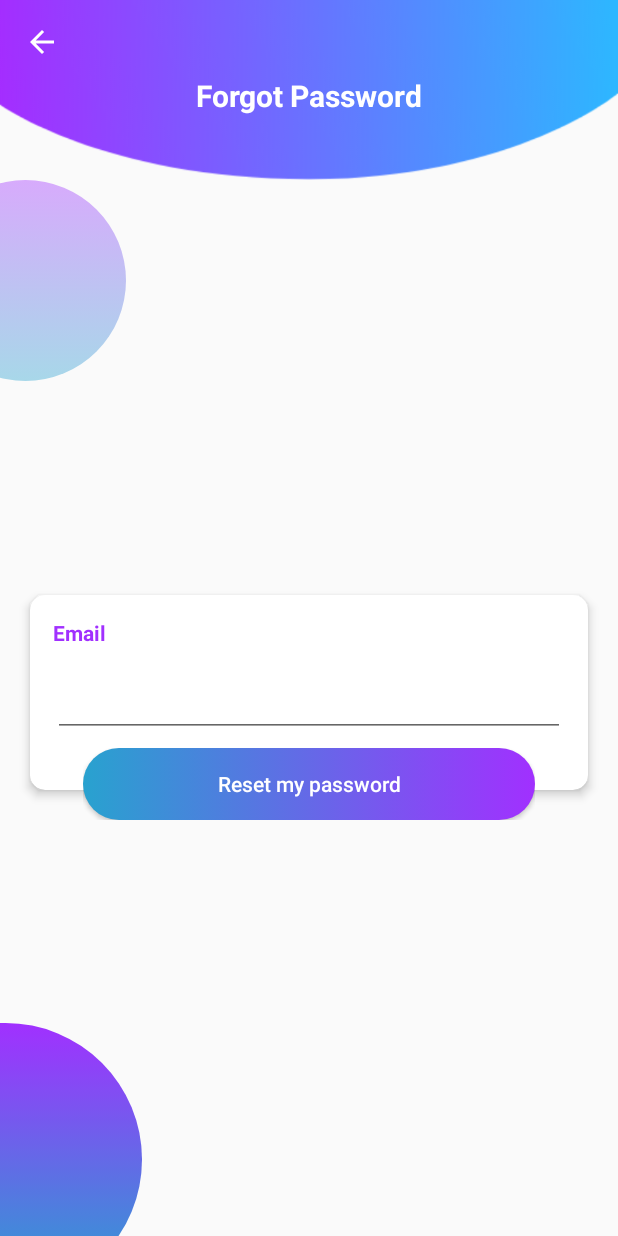
After one commit to vyom153069/Daily-Hisab, an Android app: the forgot_pass screen opened directly, with no data from a screen before it, on a phone screen of 412 x 824 dp. The commit adds this screen. Run offline under Robolectric (Android 15) with nearby library versions, the phone set to English and light mode, and no system bars; our stand-ins replace Firebase (no records; nobody signed in at launch, a user with empty details on screens opened directly).

Commit message:
forgot password added

```diff
--- a/app/src/main/java/vyomchandra/com/completeproject/MainActivity.java
+++ b/app/src/main/java/vyomchandra/com/completeproject/MainActivity.java
@@ -26,7 +26,7 @@ public class MainActivity extends AppCompatActivity {
     private EditText email,pass;
     private Button signin;
     private ImageButton signup;
-    TextView tvLogin;
+    TextView tvLogin,tvForgot;
 
     private FirebaseAuth firebaseAuth;
     private ProgressDialog progressDialog;
@@ -42,9 +42,12 @@ public class MainActivity extends AppCompatActivity {
         signup=findViewById(R.id.sign_up);
         signin=findViewById(R.id.sign_in);
         tvLogin=findViewById(R.id.tvLogin);
+        tvForgot=findViewById(R.id.tvForgot);
+
         firebaseAuth=FirebaseAuth.getInstance();
 
-        if(firebaseAuth.getCurrentUser()!=null)
+
+        if(firebaseAuth.getCurrentUser()!=null&&firebaseAuth.getCurrentUser().isEmailVerified())
         {
             startActivity(new Intent(this,HomeActivity.class));
         }
@@ -84,20 +87,28 @@ public class MainActivity extends AppCompatActivity {
                     public void onComplete(@NonNull Task<AuthResult> task) {
                        if(task.isSuccessful()){
                            if(firebaseAuth.getCurrentUser().isEmailVerified()) {
-                               Toast.makeText(MainActivity.this, "complete", Toast.LENGTH_SHORT).show();
+                               Toast.makeText(MainActivity.this, "complete", Toast.LENGTH_LONG).show();
                                startActivity(new Intent(MainActivity.this, HomeActivity.class));
                                progressDialog.dismiss();
                            }else{
-                               Toast.makeText(MainActivity.this, "Please verify your email address ", Toast.LENGTH_SHORT).show();
+                               Toast.makeText(MainActivity.this, "Please verify your email address ", Toast.LENGTH_LONG).show();
                                progressDialog.dismiss();
                            }
                        }else
                        {
                            progressDialog.dismiss();
-                           Toast.makeText(MainActivity.this, task.getException().getMessage(), Toast.LENGTH_SHORT).show();
+                           Toast.makeText(MainActivity.this, task.getException().getMessage(), Toast.LENGTH_LONG).show();
+
                        }
                     }
                 });
+            }
+        });
+
+        tvForgot.setOnClickListener(new View.OnClickListener() {
+            @Override
+            public void onClick(View view) {
+                startActivity(new Intent(MainActivity.this,forgot_pass.class));
             }
         });
     }
--- /dev/null
+++ b/app/src/main/java/vyomchandra/com/completeproject/forgot_pass.java
@@ -0,0 +1,88 @@
+package vyomchandra.com.completeproject;
+
+import android.app.ProgressDialog;
+import android.support.annotation.NonNull;
+import android.support.v7.app.AppCompatActivity;
+import android.os.Bundle;
+import android.support.v7.widget.Toolbar;
+import android.view.Menu;
+import android.view.MenuItem;
+import android.view.View;
+import android.view.animation.Animation;
+import android.view.animation.AnimationUtils;
+import android.widget.Button;
+import android.widget.EditText;
+import android.widget.ProgressBar;
+import android.widget.RelativeLayout;
+import android.widget.Toast;
+
+import com.firebase.client.Firebase;
+import com.google.android.gms.tasks.OnCompleteListener;
+import com.google.android.gms.tasks.Task;
+import com.google.firebase.auth.FirebaseAuth;
+
+public class forgot_pass extends AppCompatActivity {
+
+    EditText email;
+    Button btn;
+    FirebaseAuth firebaseAuth;
+    ProgressDialog progressDialog;
+
+    private RelativeLayout rlayout;
+    private Animation animation;
+    private Menu menu;
+
+
+    @Override
+    protected void onCreate(Bundle savedInstanceState) {
+        super.onCreate(savedInstanceState);
+        setContentView(R.layout.activity_forgot_pass);
+        email=findViewById(R.id.etEmail);
+        btn=findViewById(R.id.reset);
+
+        Toolbar toolbar = (Toolbar) findViewById(R.id.toolbar);
+        setSupportActionBar(toolbar);
+        getSupportActionBar().setDisplayHomeAsUpEnabled(true);
+        getSupportActionBar().setTitle("");
+
+        rlayout     = findViewById(R.id.rlayout);
+        animation   = AnimationUtils.loadAnimation(this,R.anim.uptodown);
+        rlayout.setAnimation(animation);
+
+
+        progressDialog=new ProgressDialog(forgot_pass.this);
+        firebaseAuth=FirebaseAuth.getInstance();
+        btn.setOnClickListener(new View.OnClickListener() {
+            @Override
+            public void onClick(View view) {
+
+                progressDialog.setMessage("processing...");
+                progressDialog.show();
+
+                firebaseAuth.sendPasswordResetEmail(email.getText().toString()).addOnCompleteListener(new OnCompleteListener<Void>() {
+                    @Override
+                    public void onComplete(@NonNull Task<Void> task) {
+                       if(task.isSuccessful()){
+                           progressDialog.dismiss();
+                           Toast.makeText(forgot_pass.this, "Password sent to your Email ", Toast.LENGTH_SHORT).show();
+                       }else{
+                           progressDialog.dismiss();
+                           Toast.makeText(forgot_pass.this, task.getException().getMessage(), Toast.LENGTH_SHORT).show();
+                       }
+                    }
+                });
+            }
+        });
+
+    }
+    @Override
+    public boolean onOptionsItemSelected(MenuItem item) {
+        switch (item.getItemId()){
+            case android.R.id.home:
+                onBackPressed();
+                return true;
+        }
+
+        return super.onOptionsItemSelected(item);
+    }
+}
--- a/app/src/main/java/vyomchandra/com/completeproject/signup.java
+++ b/app/src/main/java/vyomchandra/com/completeproject/signup.java
@@ -91,13 +91,13 @@ signup extends AppCompatActivity {
                               @Override
                               public void onComplete(@NonNull Task<Void> task) {
                                if(task.isSuccessful()){
-                                   Toast.makeText(signup.this, "Registered Successfully please check email for verification", Toast.LENGTH_SHORT).show();
+                                   Toast.makeText(signup.this, "Registered Successfully please check email for verification", Toast.LENGTH_LONG).show();
                                    email.setText("");
                                    pass.setText("");
                                }
                                else
                                {
-                                   Toast.makeText(signup.this, task.getException().getMessage(), Toast.LENGTH_SHORT).show();
+                                   Toast.makeText(signup.this, task.getException().getMessage(), Toast.LENGTH_LONG).show();
                                }
                               }
                           });
@@ -105,7 +105,7 @@ signup extends AppCompatActivity {
                           progressDialog.dismiss();
 
                       }else{
-                          Toast.makeText(signup.this, task.getException().getMessage(), Toast.LENGTH_SHORT).show();
+                          Toast.makeText(signup.this, task.getException().getMessage(), Toast.LENGTH_LONG).show();
 
                       }
                    }
--- /dev/null
+++ b/app/src/main/res/layout/activity_forgot_pass.xml
@@ -0,0 +1,126 @@
+<?xml version="1.0" encoding="utf-8"?>
+<RelativeLayout xmlns:android="http://schemas.android.com/apk/res/android"
+    xmlns:app="http://schemas.android.com/apk/res-auto"
+    xmlns:tools="http://schemas.android.com/tools"
+    android:layout_width="match_parent"
+    android:layout_height="match_parent"
+    android:focusable="true"
+    android:focusableInTouchMode="true"
+    tools:context=".forgot_pass">
+
+    <android.support.v7.widget.Toolbar
+        android:id="@+id/toolbar"
+        android:layout_width="match_parent"
+        android:layout_height="120dp"
+        android:elevation="10dp"
+        android:background="@drawable/header_register"
+        android:theme="@style/ToolbarTheme" />
+
+    <TextView
+        android:id="@+id/tvSignUp"
+        android:layout_width="wrap_content"
+        android:layout_height="wrap_content"
+        android:layout_centerHorizontal="true"
+        android:layout_marginTop="50dp"
+        android:elevation="10dp"
+        android:text="Forgot Password"
+        android:textColor="@color/colorWhite"
+        android:textSize="20sp"
+        android:textStyle="bold"
+        android:transitionName="login" />
+
+    <ImageView
+        android:id="@+id/circle2"
+        android:layout_width="182dp"
+        android:layout_height="182dp"
+        android:layout_alignParentLeft="true"
+        android:layout_alignParentBottom="true"
+        android:layout_marginLeft="-87dp"
+        android:layout_marginBottom="-40dp"
+        android:src="@drawable/circle" />
+
+    <ImageView
+        android:id="@+id/circleTes"
+        android:layout_width="134dp"
+        android:layout_height="134dp"
+        android:layout_below="@+id/toolbar"
+        android:layout_alignParentLeft="true"
+        android:layout_marginLeft="-50dp"
+        android:src="@drawable/circlet" />
+
+    <ScrollView
+        android:id="@+id/sv"
+        android:layout_width="match_parent"
+        android:layout_height="match_parent">
+
+        <RelativeLayout
+            android:id="@+id/rlayout"
+            android:layout_width="match_parent"
+            android:layout_height="match_parent"
+            android:layout_gravity="center"
+            android:layout_marginTop="50dp">
+
+            <android.support.v7.widget.CardView
+                android:id="@+id/cv"
+                android:layout_width="match_parent"
+                android:layout_height="wrap_content"
+                android:layout_margin="20dp"
+                app:cardCornerRadius="10dp"
+                app:cardElevation="4dp">
+
+                <RelativeLayout
+                    android:layout_width="wrap_content"
+                    android:layout_height="wrap_content"
+                    android:paddingBottom="35dp">
+
+                    <TextView
+                        android:id="@+id/tvEmail"
+                        android:layout_width="wrap_content"
+                        android:layout_height="wrap_content"
+                        android:layout_margin="15dp"
+                        android:text="Email"
+                        android:textColor="@color/colorPurple"
+                        android:textSize="14sp"
+                        android:textStyle="bold" />
+
+                    <EditText
+                        android:id="@+id/etEmail"
+                        android:layout_width="match_parent"
+                        android:layout_height="wrap_content"
+                        android:layout_below="@+id/tvEmail"
+                        android:layout_marginLeft="15dp"
+                        android:layout_marginRight="15dp"
+                        android:drawablePadding="30dp"
+                        android:inputType="textEmailAddress"
+                        android:padding="10dp" />
+
+                </RelativeLayout>
+
+            </android.support.v7.widget.CardView>
+
+            <RelativeLayout
+                android:layout_width="wrap_content"
+                android:layout_height="wrap_content"
+                android:layout_alignLeft="@+id/cv"
+                android:layout_alignRight="@+id/cv"
+                android:layout_alignBottom="@+id/cv"
+                android:layout_centerHorizontal="true"
+                android:layout_marginLeft="35dp"
+                android:layout_marginRight="35dp"
+                android:layout_marginBottom="-20dp"
+                android:elevation="10dp">
+
+                <Button
+                    android:id="@+id/reset"
+                    android:layout_width="match_parent"
+                    android:layout_height="wrap_content"
+                    android:layout_centerVertical="true"
+                    android:background="@drawable/bt_uisquare"
+                    android:text="Reset my password"
+                    android:textAllCaps="false"
+                    android:textColor="@color/colorWhite" />
+            </RelativeLayout>
+        </RelativeLayout>
+    </ScrollView>
+
+</RelativeLayout>
```
Also changed, not shown: app/src/main/AndroidManifest.xml (+4 -4 lines).
